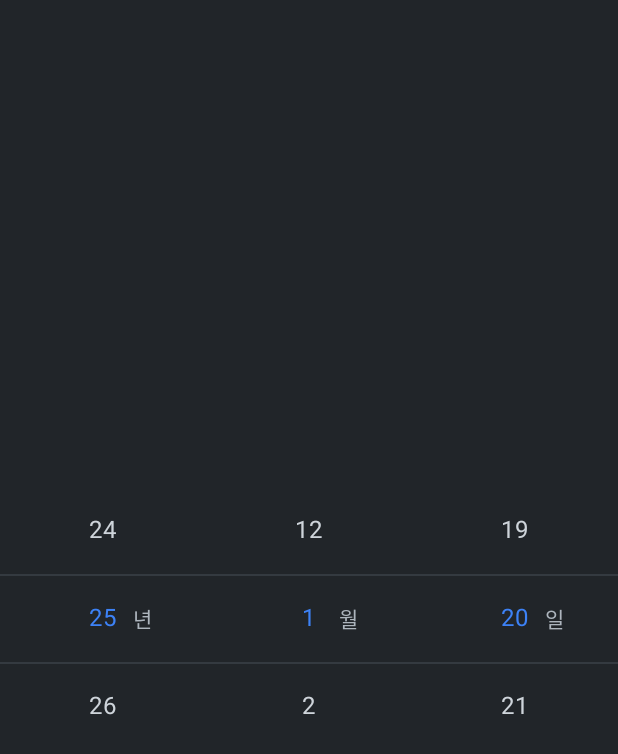
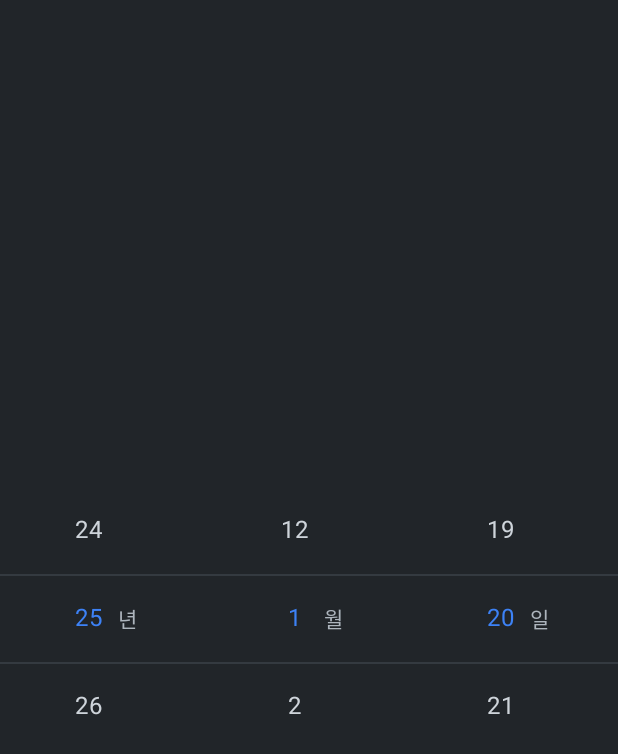
Before and after one commit to Nexters/Don-t-Forget---Android, an Android app built with Jetpack Compose: the @Preview function PreviewDatePicker, on a phone screen of 412 x 824 dp. Shown: the top 754 px of the screen. Run offline under Robolectric (Android 15) with nearby library versions, the phone set to English and light mode, and no system bars; Roboto replaces fonts that are not available here.

Commit message:
fix: Picker 정렬 수정

```diff
--- a/app/src/main/java/nexters/hyomk/dontforget/presentation/component/CustomDatePicker.kt
+++ b/app/src/main/java/nexters/hyomk/dontforget/presentation/component/CustomDatePicker.kt
@@ -5,10 +5,8 @@ import androidx.compose.foundation.layout.Arrangement
 import androidx.compose.foundation.layout.Column
 import androidx.compose.foundation.layout.Row
 import androidx.compose.foundation.layout.fillMaxSize
-import androidx.compose.foundation.layout.fillMaxWidth
 import androidx.compose.foundation.layout.padding
 import androidx.compose.material3.MaterialTheme
-import androidx.compose.material3.Surface
 import androidx.compose.runtime.Composable
 import androidx.compose.runtime.LaunchedEffect
 import androidx.compose.runtime.getValue
@@ -39,11 +37,6 @@ fun CustomDatePicker(
     val years = (1900..2050).toList()
     val months = (1..12).toList()
 
-    Surface(
-        modifier = Modifier
-            .fillMaxSize()
-            .background(color = Gray900),
-    ) {
     Column(
         horizontalAlignment = Alignment.CenterHorizontally,
         verticalArrangement = Arrangement.Center,
@@ -61,17 +54,17 @@ fun CustomDatePicker(
         }
 
         Row(
-                modifier = Modifier.fillMaxWidth(),
+            horizontalArrangement = Arrangement.Center,
             verticalAlignment = Alignment.CenterVertically,
         ) {
             Picker(
                 state = yearPickerState,
                 items = years,
                 unit = "년",
-                    modifier = Modifier.weight(0.1f),
+                modifier = Modifier.weight(1f),
                 visibleItemsCount = 3,
                 startIndex = years.indexOf(yearPickerState.selectedItem),
-                    textModifier = Modifier.padding(17.dp),
+                textModifier = Modifier.padding(vertical = 17.dp),
                 textStyle = MaterialTheme.typography.bodyLarge,
                 initState = yInit,
             )
@@ -79,10 +72,10 @@ fun CustomDatePicker(
                 state = monthPickerState,
                 items = months,
                 unit = "월",
-                    modifier = Modifier.weight(0.1f),
+                modifier = Modifier.weight(1f),
                 visibleItemsCount = 3,
                 startIndex = months.indexOf(monthPickerState.selectedItem),
-                    textModifier = Modifier.padding(17.dp),
+                textModifier = Modifier.padding(vertical = 17.dp),
                 textStyle = MaterialTheme.typography.bodyLarge,
                 initState = mInit,
             )
@@ -90,15 +83,14 @@ fun CustomDatePicker(
                 state = dayPickerState,
                 items = (1..lastDay).toList(),
                 unit = "일",
-                    modifier = Modifier.weight(0.1f),
+                modifier = Modifier.weight(1f),
                 visibleItemsCount = 3,
                 startIndex = (1..lastDay).indexOf(dayPickerState.selectedItem),
-                    textModifier = Modifier.padding(17.dp),
+                textModifier = Modifier.padding(vertical = 17.dp),
                 textStyle = MaterialTheme.typography.bodyLarge,
                 isDayPicker = true,
                 initState = dInit,
             )
-            }
         }
     }
 }
--- a/app/src/main/java/nexters/hyomk/dontforget/presentation/component/Picker.kt
+++ b/app/src/main/java/nexters/hyomk/dontforget/presentation/component/Picker.kt
@@ -131,7 +131,9 @@ fun Picker(
             state = listState,
             flingBehavior = flingBehavior,
             horizontalAlignment = Alignment.CenterHorizontally,
-            modifier = Modifier.fillMaxWidth().height(itemHeightDp * visibleItemsCount),
+            modifier = Modifier
+                .height(itemHeightDp * visibleItemsCount)
+                .fillMaxWidth(),
         ) {
             items(listScrollCount) { index ->
                 val isSelectedItem = state.selectedItem == getItem(index)
@@ -140,7 +142,7 @@ fun Picker(
                 val item = getItem(index).toString()
 
                 Row(
-                    horizontalArrangement = Arrangement.Start,
+                    horizontalArrangement = Arrangement.Center,
                     verticalAlignment = Alignment.CenterVertically,
                 ) {
                     Text(
@@ -150,9 +152,14 @@ fun Picker(
                         style = textStyle.plus(
                             TextStyle(color = isSelectedColor),
                         ),
-                        modifier = Modifier.onSizeChanged { size ->
-                            if (size.height != itemHeightPixels.value) itemHeightPixels.value = size.height
-                        }.then(textModifier),
+                        textAlign = TextAlign.Center,
+                        modifier = Modifier
+                            .onSizeChanged { size ->
+                                if (size.height != itemHeightPixels.value) itemHeightPixels.value = size.height
+                            }
+                            .then(textModifier)
+                            .offset(x = - 10.dp),
+
                     )
                 }
             }
@@ -167,8 +174,10 @@ fun Picker(
             text = unit,
             textAlign = TextAlign.Center,
             style = MaterialTheme.typography.bodyMedium.copy(color = Gray500),
-            modifier = Modifier.align(Alignment.Center).heightIn(textStyle.fontSize.value.dp, itemHeightDp)
-                .offset(x = textStyle.fontSize.value.dp + 10.dp),
+            modifier = Modifier
+                .align(Alignment.Center)
+                .heightIn(textStyle.fontSize.value.dp, itemHeightDp)
+                .offset(x = textStyle.fontSize.value.dp),
         )
 
         Divider(
@@ -231,7 +240,7 @@ fun PickerExample() {
                     modifier = Modifier.weight(0.1f),
                     visibleItemsCount = 3,
                     startIndex = years.indexOf(today.year),
-                    textModifier = Modifier.padding(17.dp),
+                    textModifier = Modifier.padding(vertical = 17.dp),
                     textStyle = MaterialTheme.typography.bodyLarge,
                 )
                 Picker(
@@ -241,7 +250,7 @@ fun PickerExample() {
                     modifier = Modifier.weight(0.1f),
                     visibleItemsCount = 3,
                     startIndex = months.indexOf(today.monthValue),
-                    textModifier = Modifier.padding(17.dp),
+                    textModifier = Modifier.padding(vertical = 17.dp),
                     textStyle = MaterialTheme.typography.bodyLarge,
                 )
                 Picker(
@@ -251,7 +260,7 @@ fun PickerExample() {
                     modifier = Modifier.weight(0.1f),
                     visibleItemsCount = 3,
                     startIndex = (1..lastDay).indexOf(dayPickerState.selectedItem),
-                    textModifier = Modifier.padding(17.dp),
+                    textModifier = Modifier.padding(vertical = 17.dp),
                     textStyle = MaterialTheme.typography.bodyLarge,
                 )
             }
```
Lines whose indentation alone changed are shown as unchanged.
